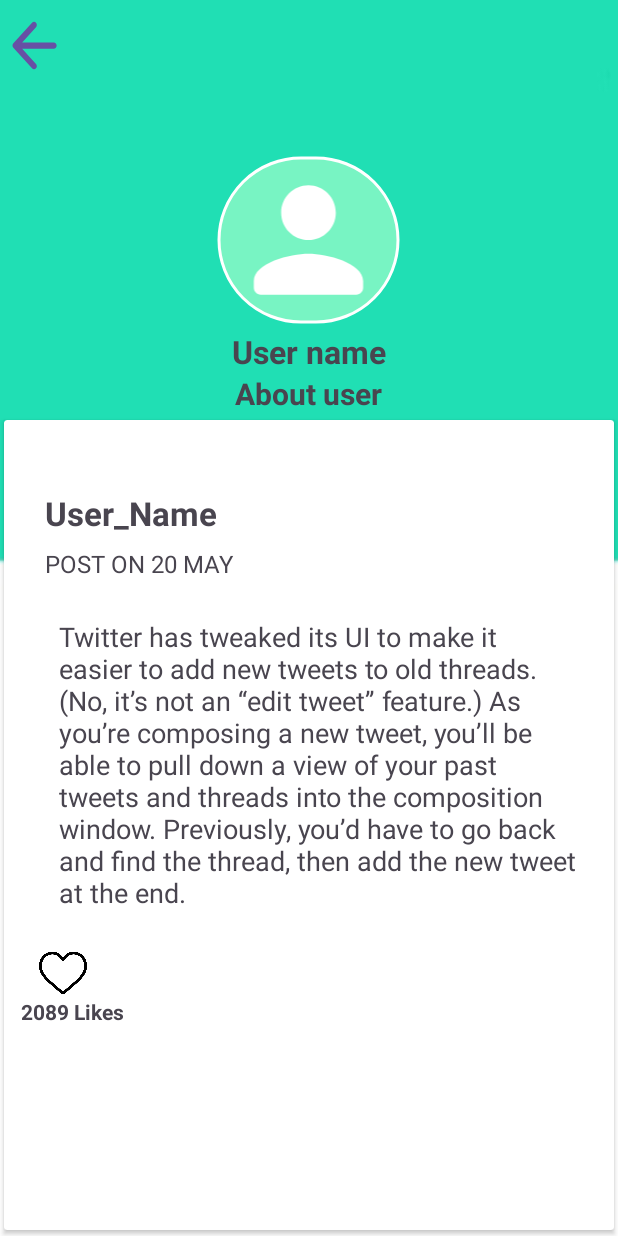
After one commit to mrpascal1/MicroBloggingApp, an Android app: the layout user_profile.xml on its own in the app's theme, with its tools: preview values and no code run, on a phone screen of 412 x 824 dp. The commit adds this screen. Run offline under Robolectric (Android 15) with nearby library versions, the phone set to English and light mode, and no system bars.

Commit message:
USER PROFILE DESIGN

```diff
--- /dev/null
+++ b/app/src/main/java/com/heuristic/microbloggingapp/userprofile.java
@@ -0,0 +1,12 @@
+package com.heuristic.microbloggingapp;
+
+import android.app.Activity;
+import android.os.Bundle;
+
+public class userprofile extends Activity
+{
+    protected void onCreate(Bundle savedInstanceState) {
+        super.onCreate(savedInstanceState);
+        setContentView(R.layout.user_profile);
+    }
+}
--- /dev/null
+++ b/app/src/main/res/drawable/profilepic.xml
@@ -0,0 +1,5 @@
+<vector android:height="24dp" android:tint="#FFFFFF"
+    android:viewportHeight="24" android:viewportWidth="24"
+    android:width="24dp" xmlns:android="http://schemas.android.com/apk/res/android">
+    <path android:fillColor="@android:color/white" android:pathData="M12,12c2.21,0 4,-1.79 4,-4s-1.79,-4 -4,-4 -4,1.79 -4,4 1.79,4 4,4zM12,14c-2.67,0 -8,1.34 -8,4v1c0,0.55 0.45,1 1,1h14c0.55,0 1,-0.45 1,-1v-1c0,-2.66 -5.33,-4 -8,-4z"/>
+</vector>
--- a/app/src/main/res/layout/activity_add_post.xml
+++ b/app/src/main/res/layout/activity_add_post.xml
@@ -9,7 +9,6 @@
 
     <RelativeLayout
         android:layout_width="match_parent"
-
         android:layout_height="55dp">
         <ImageView
             android:id="@+id/backIv"
--- /dev/null
+++ b/app/src/main/res/layout/user_profile.xml
@@ -0,0 +1,122 @@
+<?xml version="1.0" encoding="utf-8"?>
+<LinearLayout xmlns:android="http://schemas.android.com/apk/res/android"
+    android:layout_width="match_parent"
+    android:layout_height="match_parent"
+    xmlns:tools="http://schemas.android.com/tools"
+    xmlns:app="http://schemas.android.com/apk/res-auto"
+    android:orientation="vertical"
+    android:background="@drawable/profile_bg"
+    tools:context=".userprofile">
+    <RelativeLayout
+        android:layout_width="wrap_content"
+        android:layout_height="60dp">
+        <Button
+            android:layout_width="45dp"
+            android:layout_height="50dp"
+            android:layout_marginTop="5dp"
+            android:background="@drawable/ic_round_arrow_back"
+            android:text="back"
+            />
+
+       </RelativeLayout>
+    <com.google.android.material.imageview.ShapeableImageView
+        android:id="@+id/dp"
+        android:layout_width="130dp"
+        android:layout_height="120dp"
+        android:src="@drawable/profilepic"
+        android:background="#78F4C3"
+        app:shapeAppearanceOverlay="@style/circular"
+        app:strokeWidth="2dp"
+        app:strokeColor="@color/white"
+        android:padding="5dp"
+        android:layout_gravity="center_horizontal"
+        android:layout_marginTop="40dp"
+        />
+    <TextView
+        android:id="@+id/uname"
+        android:layout_width="wrap_content"
+        android:layout_height="wrap_content"
+        android:text="User name"
+        android:layout_gravity="center_horizontal"
+        android:textSize="21dp"
+        android:textStyle="bold"
+        />
+    <TextView
+        android:layout_width="wrap_content"
+        android:layout_height="wrap_content"
+        android:text="About user"
+        android:layout_gravity="center_horizontal"
+        android:textSize="20dp"
+        android:textStyle="bold"
+        />
+    <androidx.cardview.widget.CardView
+        android:layout_width="match_parent"
+        android:layout_height="match_parent"
+
+        app:cardUseCompatPadding="true">
+        <LinearLayout
+            android:layout_width="match_parent"
+            android:layout_height="509dp"
+            android:layout_marginStart="11dp"
+            android:orientation="vertical">
+
+            <TextView
+                android:id="@+id/txtName"
+                android:layout_width="match_parent"
+                android:layout_height="wrap_content"
+                android:textSize="22sp"
+                android:textStyle="bold"
+
+                />
+
+            <TextView
+                android:id="@+id/name"
+                android:layout_width="match_parent"
+                android:layout_height="wrap_content"
+                android:layout_marginStart="16dp"
+                android:layout_marginTop="18dp"
+
+                android:text="User_Name"
+                android:textSize="22sp"
+                android:textStyle="bold" />
+
+            <TextView
+                android:id="@+id/date"
+                android:layout_width="match_parent"
+                android:layout_height="wrap_content"
+                android:layout_below="@id/name"
+                android:layout_marginStart="16dp"
+                android:layout_marginTop="8dp"
+                android:text="POST ON 20 MAY"
+                android:textSize="16sp" />
+
+
+            <TextView
+                android:id="@+id/content"
+                android:layout_width="match_parent"
+                android:layout_height="wrap_content"
+                android:layout_below="@id/date"
+                android:padding="25dp"
+                android:text="Twitter has tweaked its UI to make it easier to add new tweets to old threads. (No, it’s not an “edit tweet” feature.) As you’re composing a new tweet, you’ll be able to pull down a view of your past tweets and threads into the composition window. Previously, you’d have to go back and find the thread, then add the new tweet at the end."
+                android:textSize="18sp" />
+
+            <ImageView
+                android:layout_width="32dp"
+                android:layout_height="32dp"
+                android:src="@drawable/heart"
+                android:layout_marginStart="12dp"/>
+            <TextView
+                android:layout_width="wrap_content"
+                android:layout_height="wrap_content"
+                android:text="2089 Likes"
+                android:textStyle="bold"
+                />
+            <LinearLayout
+                android:layout_width="match_parent"
+                android:layout_height="match_parent"
+                android:orientation="vertical">
+
+            </LinearLayout>
+        </LinearLayout>
+    </androidx.cardview.widget.CardView>
+</LinearLayout>
--- /dev/null
+++ b/app/src/main/res/values/custome_style.xml
@@ -0,0 +1,6 @@
+<?xml version="1.0" encoding="utf-8"?>
+<resources>
+    <style name="circular">
+        <item name="cornerSize">50%</item>
+    </style>
+</resources>
```
Also changed, not shown: app/src/main/res/drawable/profile_bg.jpg (added), 1 other file.
